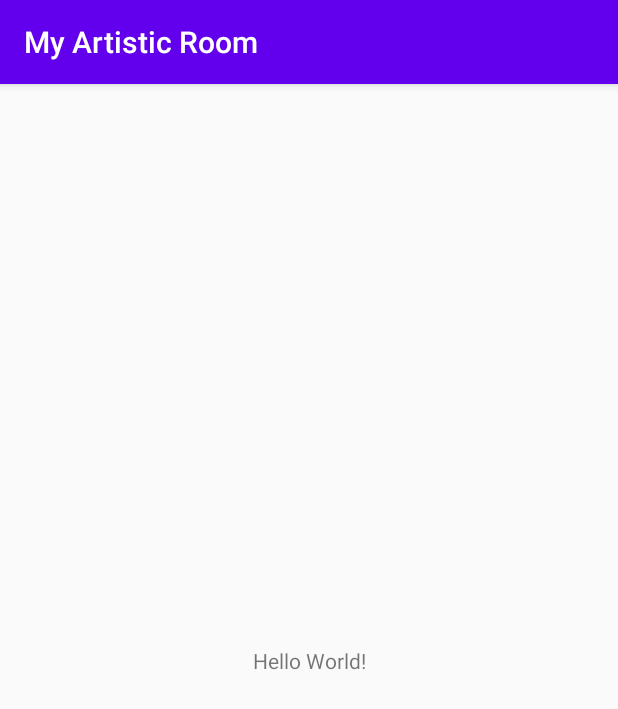
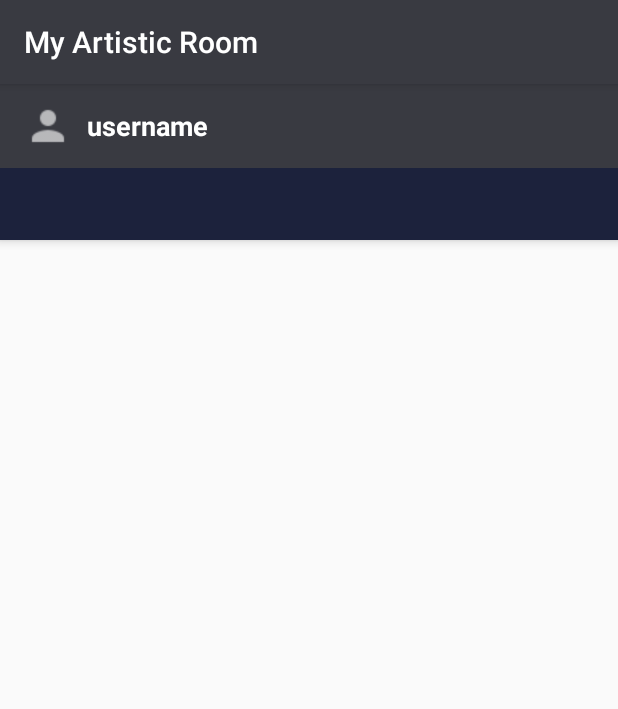
Before and after one commit to akshitverma4/MyArtisticRoom, an Android app: the screen it shows after launch (MainActivity), on a phone screen of 412 x 824 dp. Shown: the top 709 px of the screen. Run offline under Robolectric (Android 15) with nearby library versions, the phone set to English and light mode, and no system bars; our stand-ins replace CircleImageView.

Commit message:
Layout Iteration 1

```diff
--- a/app/src/main/res/layout/activity_main.xml
+++ b/app/src/main/res/layout/activity_main.xml
@@ -1,18 +1,56 @@
 <?xml version="1.0" encoding="utf-8"?>
-<androidx.constraintlayout.widget.ConstraintLayout xmlns:android="http://schemas.android.com/apk/res/android"
+<LinearLayout xmlns:android="http://schemas.android.com/apk/res/android"
     xmlns:app="http://schemas.android.com/apk/res-auto"
     xmlns:tools="http://schemas.android.com/tools"
     android:layout_width="match_parent"
     android:layout_height="match_parent"
+    android:orientation="vertical"
     tools:context=".MainActivity">
 
-    <TextView
-        android:layout_width="wrap_content"
+    <com.google.android.material.appbar.AppBarLayout
+        android:layout_width="match_parent"
         android:layout_height="wrap_content"
-        android:text="Hello World!"
-        app:layout_constraintBottom_toBottomOf="parent"
-        app:layout_constraintLeft_toLeftOf="parent"
-        app:layout_constraintRight_toRightOf="parent"
-        app:layout_constraintTop_toTopOf="parent" />
+        android:theme="@style/Widget.AppCompat.ActionBar">
 
-</androidx.constraintlayout.widget.ConstraintLayout>
+        <androidx.appcompat.widget.Toolbar
+            android:id="@+id/toolbar_main"
+            android:layout_width="match_parent"
+            android:layout_height="?attr/actionBarSize"
+            android:background="?attr/colorPrimary"
+            app:popupTheme="@style/ThemeOverlay.AppCompat.Light">
+
+            <de.hdodenhof.circleimageview.CircleImageView
+                android:id="@+id/profile_image"
+                android:layout_width="32dp"
+                android:layout_height="32dp"
+                android:src="@drawable/ic_profile"
+                android:tint="@android:color/white" />
+
+            <TextView
+                android:id="@+id/user_name"
+                android:layout_width="wrap_content"
+                android:layout_height="wrap_content"
+                android:layout_marginLeft="26dp"
+                android:text="@string/username"
+                android:textColor="@android:color/white"
+                android:textSize="18sp"
+                android:textStyle="bold" />
+
+
+        </androidx.appcompat.widget.Toolbar>
+
+        <com.google.android.material.tabs.TabLayout
+            android:layout_width="match_parent"
+            android:layout_height="wrap_content"
+            android:background="@color/colorPrimaryDark"
+            app:tabIndicatorColor="@android:color/white"
+            >
+
+        </com.google.android.material.tabs.TabLayout>
+
+    </com.google.android.material.appbar.AppBarLayout>
+
+    <include layout="@layout/content_main" />
+
+
+</LinearLayout>
--- a/app/src/main/res/values/colors.xml
+++ b/app/src/main/res/values/colors.xml
@@ -1,6 +1,7 @@
 <?xml version="1.0" encoding="utf-8"?>
 <resources>
-    <color name="colorPrimary">#6200EE</color>
-    <color name="colorPrimaryDark">#3700B3</color>
-    <color name="colorAccent">#03DAC5</color>
+    <color name="colorPrimary">#393A41</color>
+    <color name="colorPrimaryDark">#1C223C</color>
+    <color name="colorAccent">#1C223C</color>
+    <color name="colorProfile">#1C223C</color>
 </resources>
--- a/app/src/main/res/values/strings.xml
+++ b/app/src/main/res/values/strings.xml
@@ -2,4 +2,5 @@
     <string name="app_name">My Artistic Room</string>
     <!-- TODO: Remove or change this placeholder text -->
     <string name="hello_blank_fragment">Hello blank fragment</string>
+    <string name="username">username</string>
 </resources>
```
Also changed, not shown: app/build.gradle (+8 -0 lines), app/src/main/java/com/example/myartisticroom/FirstFragment.kt (deleted, +0 -59 lines), app/src/main/java/com/example/myartisticroom/SecondFragment.kt (deleted, +0 -59 lines), app/src/main/res/drawable-v24/background_left.xml (added, +11 -0 lines), app/src/main/res/drawable-v24/background_right.xml (added, +11 -0 lines), app/src/main/res/layout/fragment_first.xml (deleted, +0 -14 lines), app/src/main/res/layout/fragment_second.xml (deleted, +0 -14 lines), app/src/main/res/drawable-v24/fb.PNG (added), app/src/main/res/drawable-v24/ic_action_name.png (added), app/src/main/res/drawable-v24/ic_attach_file.png (added), app/src/main/res/drawable-v24/ic_profile.png (added), app/src/main/res/drawable-v24/instagram.PNG (added), app/src/main/res/drawable-v24/login.jpg (added), app/src/main/res/drawable-v24/register.jpg (added), 3 more files.
